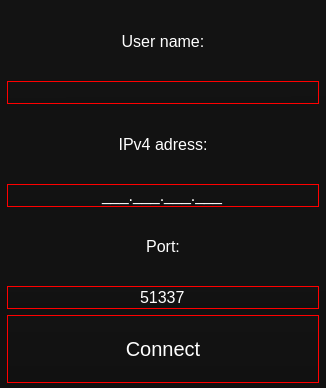
Above: src/View/ConnectWindow/connectwindow.ui from Flone-dnb/Silent before the change. Below: the same form after it.
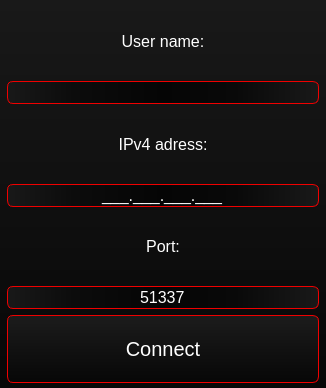
That is the form after the change.

```diff
--- a/src/View/ConnectWindow/connectwindow.ui
+++ b/src/View/ConnectWindow/connectwindow.ui
@@ -14,7 +14,7 @@
    <string>Connect</string>
   </property>
   <property name="styleSheet">
-   <string notr="true">background-color: qlineargradient(spread:pad, x1:0.480769, y1:1, x2:0.476, y2:0, stop:0 rgba(17, 17, 17, 255), stop:1 rgba(19, 19, 19, 255));
+   <string notr="true">background-color: qlineargradient(spread:pad, x1:0.5, y1:1, x2:0.5, y2:0, stop:0 rgba(7, 7, 7, 255), stop:1 rgba(25, 25, 25, 255));
 color: white;</string>
   </property>
   <widget class="QWidget" name="centralwidget">
@@ -64,9 +64,11 @@
          </font>
         </property>
         <property name="styleSheet">
-         <string notr="true">background-color: qlineargradient(spread:pad, x1:0, y1:0, x2:1, y2:0, stop:0.461538 rgba(255, 255, 255, 0));
-
-border: 1px solid red;</string>
+         <string notr="true">background-color: qlineargradient(spread:pad, x1:0, y1:0.5, x2:1, y2:0.5, stop:0 rgba(25, 25, 25, 255), stop:0.211618 rgba(12, 12, 12, 255), stop:0.5 rgba(5, 5, 5, 255), stop:0.73029 rgba(9, 9, 9, 255), stop:1 rgba(25, 25, 25, 255));
+selection-background-color: rgb(140, 0, 0);
+color: white;
+border: 1px solid rgb(240, 0, 0);
+border-radius: 6px;</string>
         </property>
         <property name="locale">
          <locale language="English" country="UnitedStates"/>
@@ -113,7 +115,11 @@
          </font>
         </property>
         <property name="styleSheet">
-         <string notr="true">border: 1px solid red;</string>
+         <string notr="true">background-color: qlineargradient(spread:pad, x1:0, y1:0.5, x2:1, y2:0.5, stop:0 rgba(25, 25, 25, 255), stop:0.211618 rgba(12, 12, 12, 255), stop:0.5 rgba(5, 5, 5, 255), stop:0.73029 rgba(9, 9, 9, 255), stop:1 rgba(25, 25, 25, 255));
+selection-background-color: rgb(140, 0, 0);
+color: white;
+border: 1px solid rgb(240, 0, 0);
+border-radius: 6px;</string>
         </property>
         <property name="inputMask">
          <string>000.000.000.000;_</string>
@@ -151,7 +157,11 @@
          </font>
         </property>
         <property name="styleSheet">
-         <string notr="true">border: 1px solid red;</string>
+         <string notr="true">background-color: qlineargradient(spread:pad, x1:0, y1:0.5, x2:1, y2:0.5, stop:0 rgba(25, 25, 25, 255), stop:0.211618 rgba(12, 12, 12, 255), stop:0.5 rgba(5, 5, 5, 255), stop:0.73029 rgba(9, 9, 9, 255), stop:1 rgba(25, 25, 25, 255));
+selection-background-color: rgb(140, 0, 0);
+color: white;
+border: 1px solid rgb(240, 0, 0);
+border-radius: 6px;</string>
         </property>
         <property name="inputMask">
          <string>00000;_</string>
@@ -181,12 +191,15 @@
         <property name="styleSheet">
          <string notr="true">QPushButton
 {
-	border: 1px solid red;
-	color: rgb(255, 255, 255);
+	background-color: qlineargradient(spread:pad, x1:0.5, y1:1, x2:0.5, y2:0, stop:0 rgba(7, 7, 7, 255), stop:1 rgba(28, 28, 28, 255));
+	border: 1px solid rgb(240, 0, 0);
+	border-radius: 6px;
+	color: white;
 }
 
 QPushButton:disabled
 {
+	background-color: qlineargradient(spread:pad, x1:0.5, y1:1, x2:0.5, y2:0, stop:0 rgba(4, 4, 4, 200), stop:1 rgba(29, 29, 29, 230));
 	border: 1px solid darkred;
 	color: rgb(50, 50, 50);
 }
```
Left out of the diff: 2 changed lines with no effect on the pictures.
